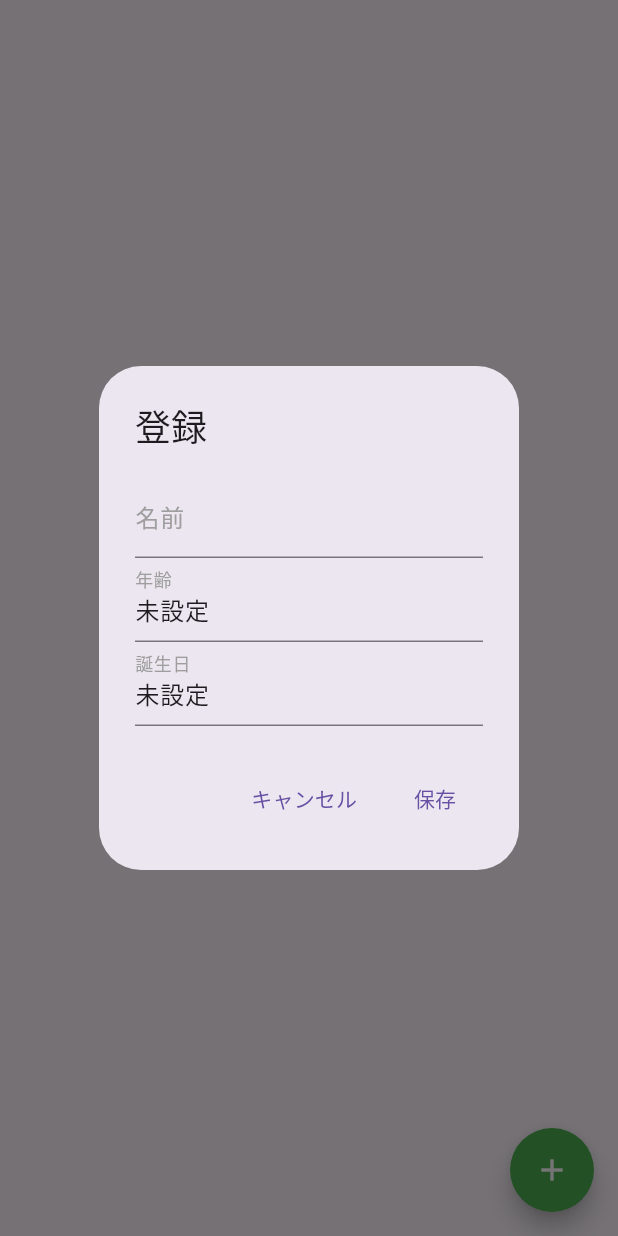
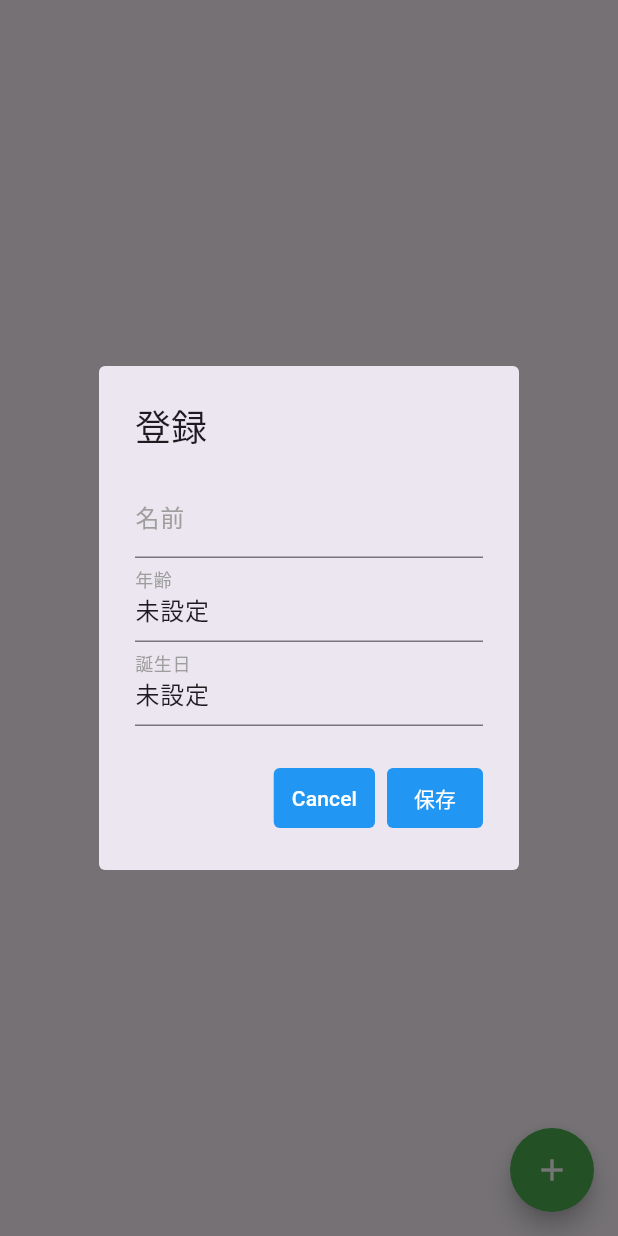
Before and after one commit to yosefstar/flutter-tutorial, a Flutter app: the AsyncPage screen opened directly, after a tap on the "add" icon, on a phone screen of 412 x 824 dp. Run offline on Flutter 3.47's test engine with Material 3 defaults, Android fonts, the phone set to English and light mode, and no system bars; our stand-ins replace logger, shared_preferences; accounts and stored records are empty.

Commit message:
asyncページの実装。

```diff
--- a/lib/async/async_page.dart
+++ b/lib/async/async_page.dart
@@ -111,7 +111,16 @@ class AsyncPageState extends State<AsyncPage> {
           actions: [
             TextButton(
               onPressed: () => Navigator.of(context).pop(),
-              child: const Text('キャンセル'),
+              style: ButtonStyle(
+                backgroundColor: MaterialStateProperty.all(Colors.blue),
+                foregroundColor: MaterialStateProperty.all(Colors.white),
+                shape: MaterialStateProperty.all(
+                  RoundedRectangleBorder(
+                    borderRadius: BorderRadius.circular(4),
+                  ),
+                ),
+              ),
+              child: const Text('Cancel'),
             ),
             TextButton(
               onPressed: () {
@@ -129,9 +138,21 @@ class AsyncPageState extends State<AsyncPage> {
                   });
                 }
               },
+              style: ButtonStyle(
+                backgroundColor: MaterialStateProperty.all(Colors.blue),
+                foregroundColor: MaterialStateProperty.all(Colors.white),
+                shape: MaterialStateProperty.all(
+                  RoundedRectangleBorder(
+                    borderRadius: BorderRadius.circular(4),
+                  ),
+                ),
+              ),
               child: const Text('保存'),
             ),
           ],
+          shape: RoundedRectangleBorder(
+            borderRadius: BorderRadius.circular(4),
+          ),
         );
       },
     );
```
